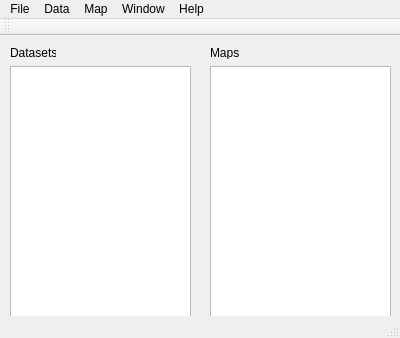
First picture: the form in mainwindow.ui, repository VespucciProject/Vespucci, before the edit.
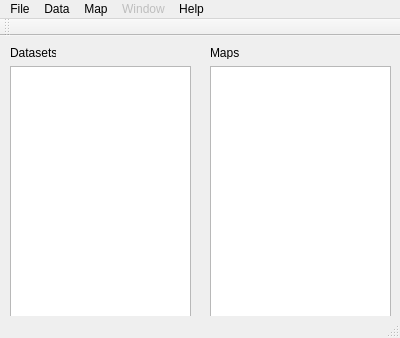
Second picture: the form after the edit. Icons and pictures are not drawn.

```diff
--- a/mainwindow.ui
+++ b/mainwindow.ui
@@ -94,6 +94,9 @@
     <addaction name="actionExit"/>
    </widget>
    <widget class="QMenu" name="menuWindow">
+    <property name="enabled">
+     <bool>false</bool>
+    </property>
     <property name="title">
      <string>Window</string>
     </property>
```
Left out of the diff: 17 changed lines with no effect on the pictures.
